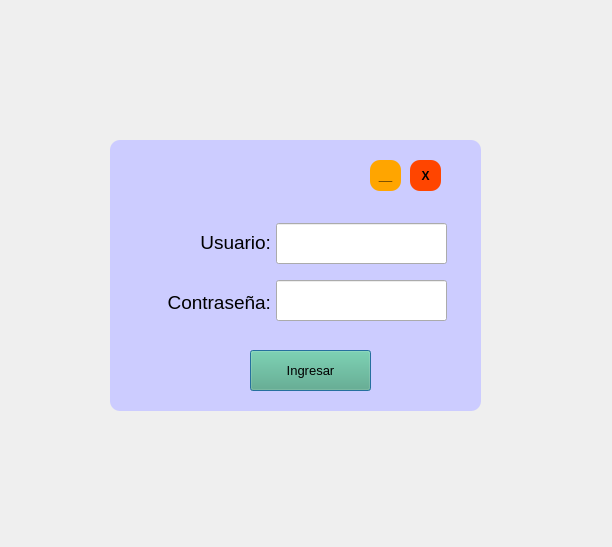
The window that login.ui (Michael10Crack/Proyecto) describes before a commit, drawn with Qt 5.
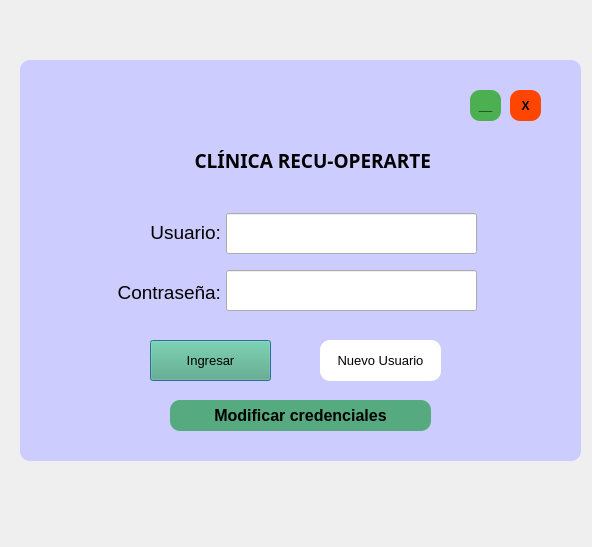
The same window after the commit.

The edit to the form file:
```diff
--- a/login.ui
+++ b/login.ui
@@ -6,7 +6,7 @@
    <rect>
     <x>0</x>
     <y>0</y>
-    <width>612</width>
+    <width>592</width>
     <height>547</height>
    </rect>
   </property>
@@ -16,10 +16,10 @@
   <widget class="QFrame" name="frame">
    <property name="geometry">
     <rect>
-     <x>110</x>
-     <y>140</y>
-     <width>371</width>
-     <height>271</height>
+     <x>20</x>
+     <y>60</y>
+     <width>561</width>
+     <height>401</height>
     </rect>
    </property>
    <property name="styleSheet">
@@ -38,8 +38,8 @@
    <widget class="QPushButton" name="ingresar">
     <property name="geometry">
      <rect>
-      <x>140</x>
-      <y>210</y>
+      <x>130</x>
+      <y>280</y>
       <width>121</width>
       <height>41</height>
      </rect>
@@ -50,8 +50,7 @@
      </font>
     </property>
     <property name="styleSheet">
-     <string notr="true">background-color: rgb(255, 170, 127);
-background-color: rgb(85, 170, 127);</string>
+     <string notr="true">background-color: rgb(85, 170, 127);</string>
     </property>
     <property name="text">
      <string>Ingresar</string>
@@ -60,8 +59,8 @@
    <widget class="QLabel" name="label">
     <property name="geometry">
      <rect>
-      <x>70</x>
-      <y>90</y>
+      <x>110</x>
+      <y>160</y>
       <width>91</width>
       <height>24</height>
      </rect>
@@ -87,8 +86,8 @@
    <widget class="QLabel" name="label_2">
     <property name="geometry">
      <rect>
-      <x>30</x>
-      <y>150</y>
+      <x>70</x>
+      <y>220</y>
       <width>131</width>
       <height>24</height>
      </rect>
@@ -111,40 +110,40 @@
    <widget class="QLineEdit" name="username">
     <property name="geometry">
      <rect>
-      <x>166</x>
-      <y>83</y>
-      <width>171</width>
+      <x>206</x>
+      <y>153</y>
+      <width>251</width>
       <height>41</height>
      </rect>
     </property>
     <property name="font">
      <font>
       <family>Dubai Medium</family>
-      <pointsize>14</pointsize>
+      <pointsize>12</pointsize>
      </font>
     </property>
    </widget>
    <widget class="QLineEdit" name="password">
     <property name="geometry">
      <rect>
-      <x>166</x>
-      <y>140</y>
-      <width>171</width>
+      <x>206</x>
+      <y>210</y>
+      <width>251</width>
       <height>41</height>
      </rect>
     </property>
     <property name="font">
      <font>
       <family>Dubai Medium</family>
-      <pointsize>14</pointsize>
+      <pointsize>12</pointsize>
      </font>
     </property>
    </widget>
    <widget class="QPushButton" name="minimizar">
     <property name="geometry">
      <rect>
-      <x>260</x>
-      <y>20</y>
+      <x>450</x>
+      <y>30</y>
       <width>31</width>
       <height>31</height>
      </rect>
@@ -160,7 +159,7 @@
     </property>
     <property name="styleSheet">
      <string notr="true">QPushButton {
-        background-color: orange;
+        background-color: #4CAF50;
         border: none;
         border-radius: 10px;;
     }</string>
@@ -175,8 +174,8 @@
    <widget class="QPushButton" name="exit">
     <property name="geometry">
      <rect>
-      <x>300</x>
-      <y>20</y>
+      <x>490</x>
+      <y>30</y>
       <width>31</width>
       <height>31</height>
      </rect>
@@ -204,6 +203,96 @@
      <bool>false</bool>
     </property>
    </widget>
+   <widget class="QPushButton" name="nuevo">
+    <property name="geometry">
+     <rect>
+      <x>300</x>
+      <y>280</y>
+      <width>121</width>
+      <height>41</height>
+     </rect>
+    </property>
+    <property name="font">
+     <font>
+      <pointsize>10</pointsize>
+     </font>
+    </property>
+    <property name="styleSheet">
+     <string notr="true">QPushButton {
+	background-color: white; /* Color de fondo modificado al pasar el ratón */
+    border-radius: 10px; /* Bordes redondeados */
+}
+
+QPushButton:hover {
+    background-color: #FFC0CB; /* Color de fondo modificado al pasar el ratón */
+}</string>
+    </property>
+    <property name="text">
+     <string>Nuevo Usuario</string>
+    </property>
+   </widget>
+   <widget class="QLabel" name="label_3">
+    <property name="geometry">
+     <rect>
+      <x>140</x>
+      <y>90</y>
+      <width>271</width>
+      <height>21</height>
+     </rect>
+    </property>
+    <property name="font">
+     <font>
+      <family>Yu Gothic UI Semibold</family>
+      <pointsize>14</pointsize>
+      <weight>75</weight>
+      <bold>true</bold>
+     </font>
+    </property>
+    <property name="layoutDirection">
+     <enum>Qt::RightToLeft</enum>
+    </property>
+    <property name="text">
+     <string>CLÍNICA RECU-OPERARTE</string>
+    </property>
+    <property name="scaledContents">
+     <bool>true</bool>
+    </property>
+    <property name="alignment">
+     <set>Qt::AlignRight|Qt::AlignTrailing|Qt::AlignVCenter</set>
+    </property>
+   </widget>
+   <widget class="QPushButton" name="editar">
+    <property name="geometry">
+     <rect>
+      <x>150</x>
+      <y>340</y>
+      <width>261</width>
+      <height>31</height>
+     </rect>
+    </property>
+    <property name="font">
+     <font>
+      <pointsize>12</pointsize>
+      <weight>75</weight>
+      <bold>true</bold>
+      <underline>false</underline>
+      <strikeout>false</strikeout>
+     </font>
+    </property>
+    <property name="styleSheet">
+     <string notr="true">QPushButton {
+		background-color: rgb(85, 170, 127);
+        border: none;
+        border-radius: 10px;;
+    }</string>
+    </property>
+    <property name="text">
+     <string>Modificar credenciales</string>
+    </property>
+    <property name="autoExclusive">
+     <bool>false</bool>
+    </property>
+   </widget>
   </widget>
  </widget>
  <resources/>
```
